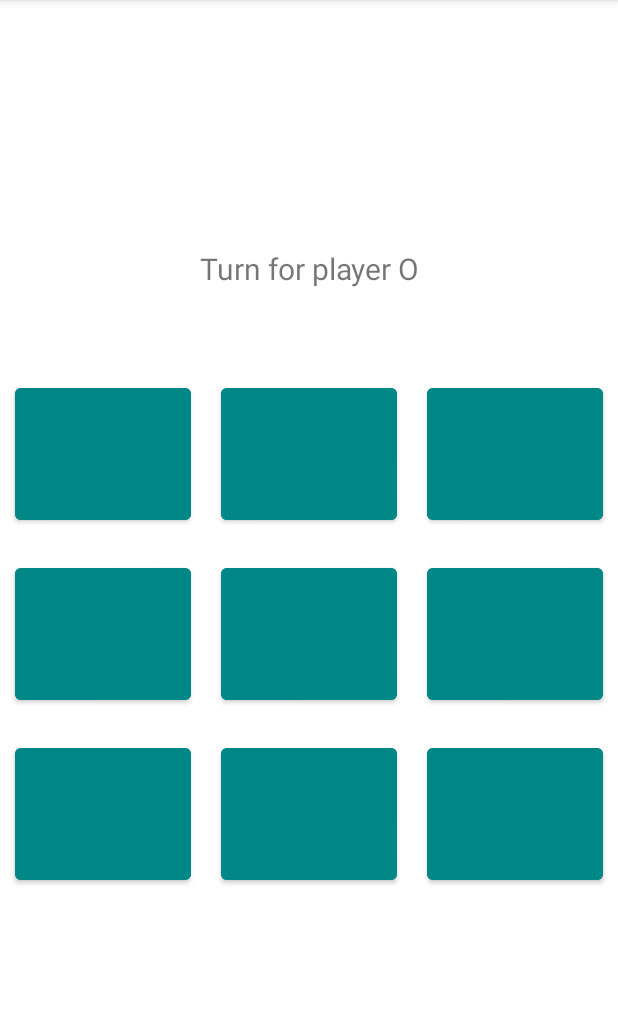
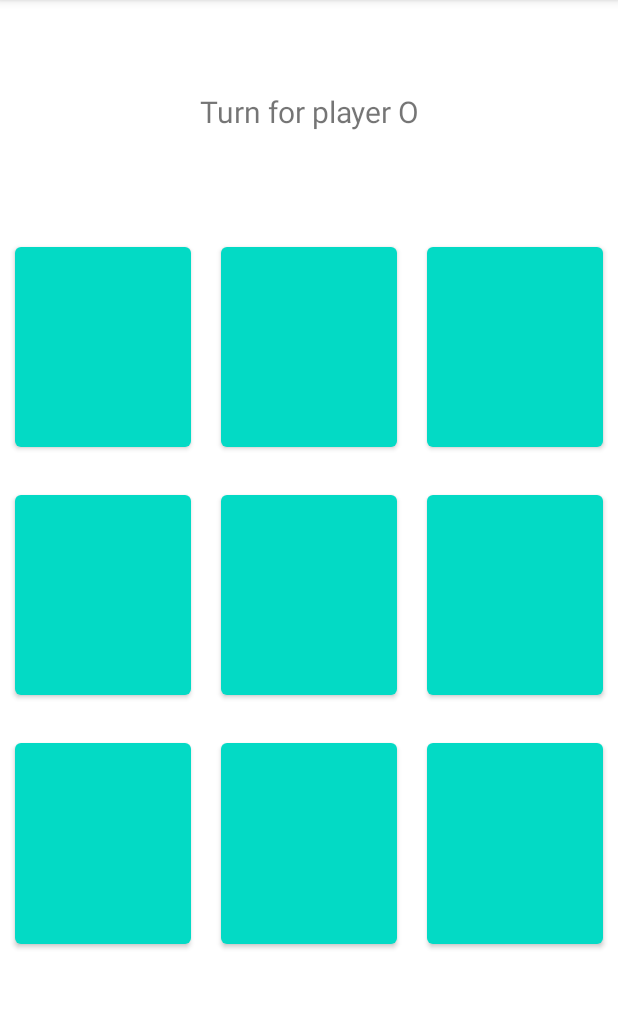
Before and after one commit to boogeymanCoder/Tictactoe, an Android app: the GridActivity screen opened directly, with no data from a screen before it, on a phone screen of 412 x 824 dp, the part 84-1093 px from its top. Run offline under Robolectric (Android 15) with nearby library versions, the phone set to English and light mode, and no system bars.

Commit message:
changed style

```diff
--- a/app/src/main/res/layout/activity_grid.xml
+++ b/app/src/main/res/layout/activity_grid.xml
@@ -18,18 +18,16 @@
             android:id="@+id/turnText"
             android:layout_width="match_parent"
             android:layout_height="wrap_content"
-            android:text="Turn for player O"
+            android:layout_weight="2"
+            android:gravity="center"
+            android:text="@string/turn_for_player_o"
             android:textAlignment="center"
             android:textSize="20sp" />
-
-        <Space
-            android:layout_width="match_parent"
-            android:layout_height="wrap_content"
-            android:minHeight="50sp" />
 
         <LinearLayout
             android:layout_width="match_parent"
             android:layout_height="wrap_content"
+            android:layout_weight="3"
             android:orientation="vertical">
 
             <LinearLayout
@@ -41,35 +39,32 @@
                 <Button
                     android:id="@+id/box0"
                     android:layout_width="wrap_content"
-                    android:layout_height="100sp"
+                    android:layout_height="match_parent"
                     android:layout_margin="10sp"
                     android:layout_weight="1"
                     android:fontFamily="sans-serif"
                     android:onClick="mark"
-                    android:textSize="48sp"
-                    android:theme="@style/Button.Teal" />
+                    android:textSize="48sp" />
 
                 <Button
                     android:id="@+id/box1"
                     android:layout_width="wrap_content"
-                    android:layout_height="100sp"
+                    android:layout_height="match_parent"
                     android:layout_margin="10sp"
                     android:layout_weight="1"
                     android:fontFamily="sans-serif"
                     android:onClick="mark"
-                    android:textSize="48sp"
-                    android:theme="@style/Button.Teal" />
+                    android:textSize="48sp" />
 
                 <Button
                     android:id="@+id/box2"
                     android:layout_width="wrap_content"
-                    android:layout_height="100sp"
+                    android:layout_height="match_parent"
                     android:layout_margin="10sp"
                     android:layout_weight="1"
                     android:fontFamily="sans-serif"
                     android:onClick="mark"
-                    android:textSize="48sp"
-                    android:theme="@style/Button.Teal" />
+                    android:textSize="48sp" />
             </LinearLayout>
 
             <LinearLayout
@@ -81,35 +76,32 @@
                 <Button
                     android:id="@+id/box3"
                     android:layout_width="wrap_content"
-                    android:layout_height="100sp"
+                    android:layout_height="match_parent"
                     android:layout_margin="10sp"
                     android:layout_weight="1"
                     android:fontFamily="sans-serif"
                     android:onClick="mark"
-                    android:textSize="48sp"
-                    android:theme="@style/Button.Teal" />
+                    android:textSize="48sp" />
 
                 <Button
                     android:id="@+id/box4"
                     android:layout_width="wrap_content"
-                    android:layout_height="100sp"
+                    android:layout_height="match_parent"
                     android:layout_margin="10sp"
                     android:layout_weight="1"
                     android:fontFamily="sans-serif"
                     android:onClick="mark"
-                    android:textSize="48sp"
-                    android:theme="@style/Button.Teal" />
+                    android:textSize="48sp" />
 
                 <Button
                     android:id="@+id/box5"
                     android:layout_width="wrap_content"
-                    android:layout_height="100sp"
+                    android:layout_height="match_parent"
                     android:layout_margin="10sp"
                     android:layout_weight="1"
                     android:fontFamily="sans-serif"
                     android:onClick="mark"
-                    android:textSize="48sp"
-                    android:theme="@style/Button.Teal" />
+                    android:textSize="48sp" />
             </LinearLayout>
 
             <LinearLayout
@@ -121,36 +113,38 @@
                 <Button
                     android:id="@+id/box6"
                     android:layout_width="wrap_content"
-                    android:layout_height="100sp"
+                    android:layout_height="match_parent"
                     android:layout_margin="10sp"
                     android:layout_weight="1"
                     android:fontFamily="sans-serif"
                     android:onClick="mark"
-                    android:textSize="48sp"
-                    android:theme="@style/Button.Teal" />
+                    android:textSize="48sp" />
 
                 <Button
                     android:id="@+id/box7"
                     android:layout_width="wrap_content"
-                    android:layout_height="100sp"
+                    android:layout_height="match_parent"
                     android:layout_margin="10sp"
                     android:layout_weight="1"
                     android:fontFamily="sans-serif"
                     android:onClick="mark"
-                    android:textSize="48sp"
-                    android:theme="@style/Button.Teal" />
+                    android:textSize="48sp" />
 
                 <Button
                     android:id="@+id/box8"
                     android:layout_width="wrap_content"
-                    android:layout_height="100sp"
+                    android:layout_height="match_parent"
                     android:layout_margin="10sp"
                     android:layout_weight="1"
                     android:fontFamily="sans-serif"
                     android:onClick="mark"
-                    android:textSize="48sp"
-                    android:theme="@style/Button.Teal" />
+                    android:textSize="48sp" />
             </LinearLayout>
         </LinearLayout>
+
+        <Space
+            android:layout_width="match_parent"
+            android:layout_height="wrap_content"
+            android:layout_weight="2" />
     </LinearLayout>
 </LinearLayout>
--- a/app/src/main/res/values-night/themes.xml
+++ b/app/src/main/res/values-night/themes.xml
@@ -4,11 +4,11 @@
         <!-- Primary brand color. -->
         <item name="colorPrimary">@color/purple_200</item>
         <item name="colorPrimaryVariant">@color/purple_700</item>
-        <item name="colorOnPrimary">@color/black</item>
+        <item name="colorOnPrimary">@color/white</item>
         <!-- Secondary brand color. -->
         <item name="colorSecondary">@color/teal_200</item>
         <item name="colorSecondaryVariant">@color/teal_200</item>
-        <item name="colorOnSecondary">@color/black</item>
+        <item name="colorOnSecondary">@color/white</item>
         <!-- Status bar color. -->
         <item name="android:statusBarColor" tools:targetApi="l">?attr/colorPrimaryVariant</item>
         <!-- Customize your theme here. -->
--- a/app/src/main/res/values/strings.xml
+++ b/app/src/main/res/values/strings.xml
@@ -12,4 +12,6 @@
     <string name="please_enter_name">Please enter name</string>
     <string name="player_x">Player X:</string>
     <string name="start_game">Start game</string>
+    <string name="player_o_turn">Player O\'s turn</string>
+    <string name="turn_for_player_o">Turn for player O</string>
 </resources>
--- a/app/src/main/res/values/themes.xml
+++ b/app/src/main/res/values/themes.xml
@@ -6,7 +6,7 @@
         <item name="colorPrimaryVariant">@color/teal_700</item>
         <item name="colorOnPrimary">@color/white</item>
         <!-- Secondary brand color. -->
-        <item name="colorSecondary">@color/purple_500</item>
+        <item name="colorSecondary">@color/purple_200</item>
         <item name="colorSecondaryVariant">@color/purple_700</item>
         <item name="colorOnSecondary">@color/white</item>
         <!-- Status bar color. -->
@@ -14,6 +14,6 @@
         <!-- Customize your theme here. -->
     </style>
     <style name="Button.Teal" parent="Widget.AppCompat.Button">
-        <item name="android:backgroundTint">@color/teal_700</item>
+        <item name="android:backgroundTint">?attr/colorPrimary</item>
     </style>
 </resources>
```
